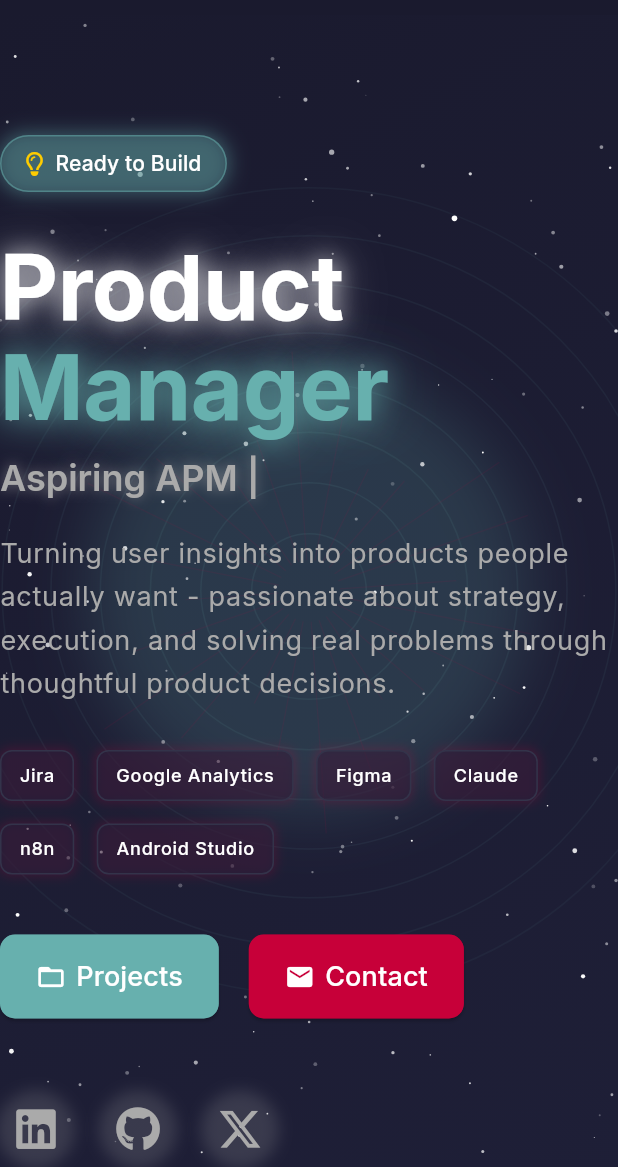
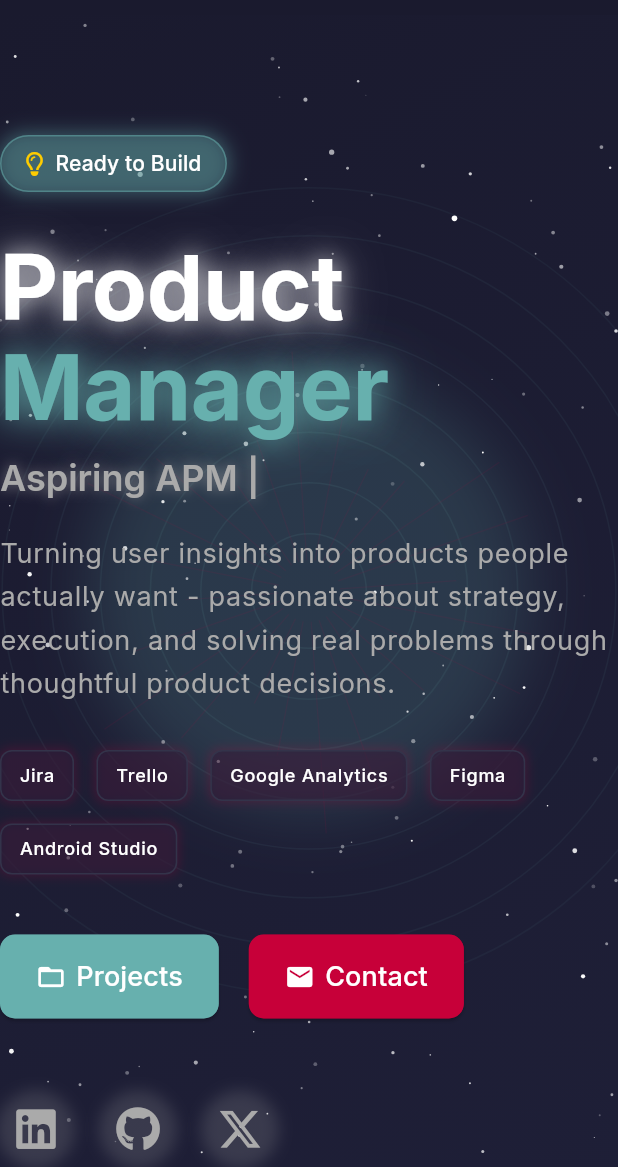
Before and after one commit to Himanshu-moderator/myportfolio, a Flutter app: the HomePage screen opened directly, on a phone screen of 412 x 824 dp, the part 69-1236 px from its top. Run offline on Flutter 3.47's test engine with Material 3 defaults, Android fonts, the phone set to English and light mode, and no system bars; drawn by our look-alikes of animated_text_kit, scroll_to_index; our stand-ins replace font_awesome_flutter, google_fonts, visibility_detector; network calls fail.

Commit message:
Update Hero skill chips to Jira, Trello, Google Analytics, Figma, Android Studio
Co-Authored-By: Claude Sonnet 5 <noreply@anthropic.com>

```diff
--- a/lib/personal_data/portfolio_content.dart
+++ b/lib/personal_data/portfolio_content.dart
@@ -221,10 +221,9 @@ class HeroContent {
   // Tool/skill chips shown under the description
   static const List<String> skillChips = [
     'Jira',
+    'Trello',
     'Google Analytics',
     'Figma',
-    'Claude',
-    'n8n',
     'Android Studio',
   ];
 }
```
